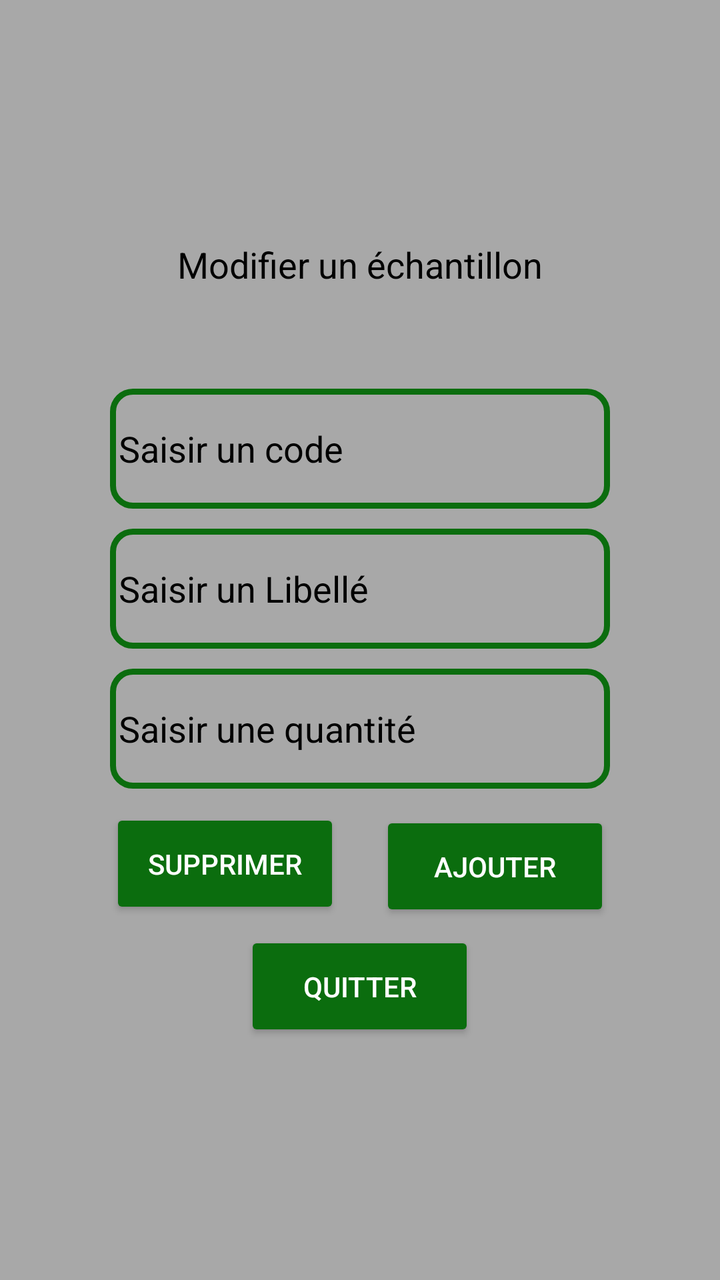
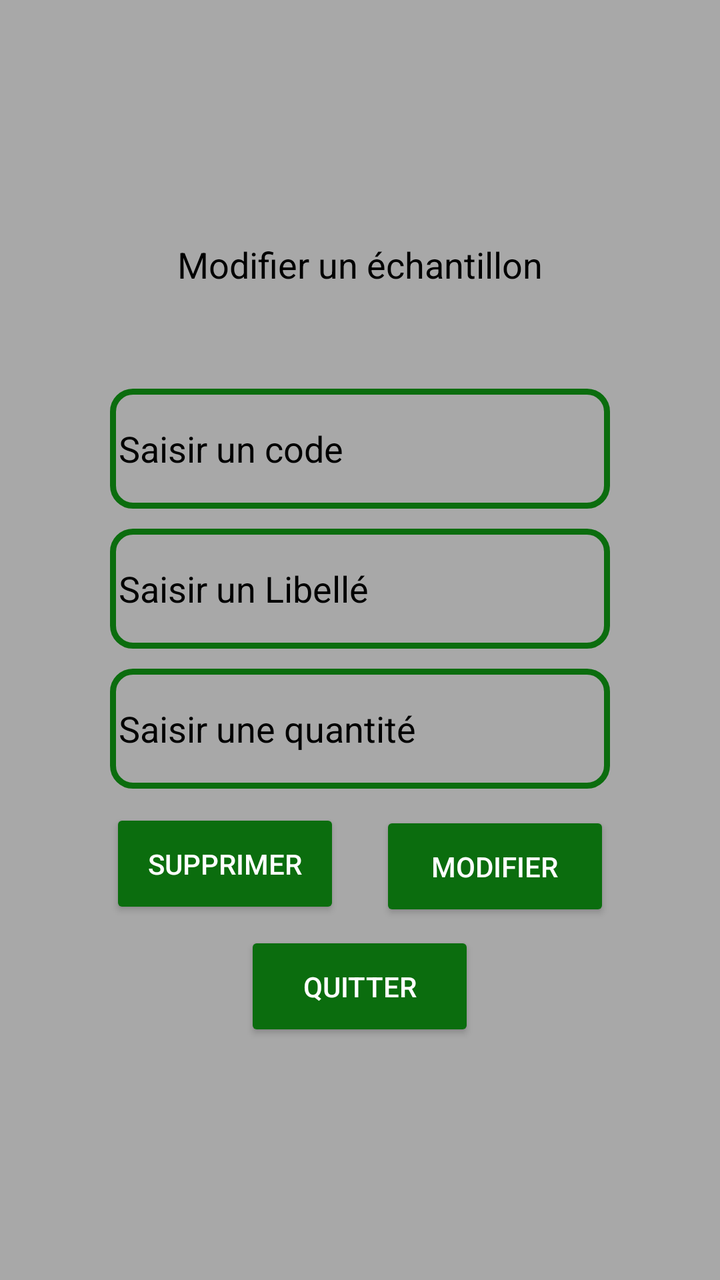

Compare the two renders of this Android layout. The source of the first and the diff that turns it into the second are given below.
<!-- AndroidManifest.xml: application theme Theme.AppCompat.Light.DarkActionBar -->
<!-- res/layout/maj_echantillon.xml -->
<?xml version="1.0" encoding="utf-8"?>
<androidx.constraintlayout.widget.ConstraintLayout xmlns:android="http://schemas.android.com/apk/res/android"
    xmlns:app="http://schemas.android.com/apk/res-auto"
    xmlns:tools="http://schemas.android.com/tools"
    android:id="@+id/main"
    android:layout_width="match_parent"
    android:layout_height="match_parent"
    tools:context=".MainActivity"
    android:background="@color/gray">

    <LinearLayout
        android:layout_width="250dp"
        android:layout_height="400dp"
        android:orientation="vertical"
        app:layout_constraintBottom_toBottomOf="parent"
        app:layout_constraintEnd_toEndOf="parent"
        app:layout_constraintHorizontal_bias="0.5"
        app:layout_constraintStart_toStartOf="parent"
        app:layout_constraintTop_toTopOf="parent"
        tools:ignore="MissingConstraints"
        >

        <TextView
            android:layout_width="wrap_content"
            android:layout_height="wrap_content"
            android:text="Modifier un échantillon"
            android:textColor="@color/black"
            android:textAlignment="center"
            android:layout_gravity="center"
            android:textSize="18dp"/>

        <EditText
            android:id="@+id/editTextCode"
            android:layout_width="wrap_content"
            android:layout_height="60dp"

            android:background="@drawable/contour"
            android:layout_marginTop="50dp"
            android:ems="15"
            android:inputType="text"
            android:hint=" Saisir un code"
            android:textColorHint="@color/black"/>

        <EditText
            android:id="@+id/editTextLibelle"
            android:layout_width="wrap_content"
            android:layout_height="60dp"

            android:background="@drawable/contour"
            android:layout_marginTop="10dp"
            android:ems="15"
            android:inputType="text"
            android:hint=" Saisir un Libellé"
            android:textColorHint="@color/black"/>

        <EditText
            android:id="@+id/editTextQuant"
            android:layout_width="wrap_content"
            android:layout_height="60dp"

            android:background="@drawable/contour"
            android:layout_marginTop="10dp"
            android:ems="15"
            android:inputType="text"
            android:hint=" Saisir une quantité"
            android:textColorHint="@color/black"/>

        <Button
            android:id="@+id/buttonSupprimer"
            android:layout_width="115dp"
            android:layout_height="55dp"
            android:layout_marginTop="10dp"
            android:layout_gravity="start"
            android:text="Supprimer"
            android:backgroundTint="@color/green"
            android:textColor="@color/white"/>

        <Button
            android:id="@+id/buttonAjout"
            android:layout_width="115dp"
            android:layout_height="55dp"
            android:layout_marginTop="-54dp"
            android:layout_gravity="end"
            android:text="Ajouter"
            android:backgroundTint="@color/green"
            android:textColor="@color/white"/>

        <Button
            android:id="@+id/buttonQuitter"
            android:layout_width="115dp"
            android:layout_height="55dp"
            android:layout_marginTop="5dp"
            android:layout_gravity="center"
            android:text="Quitter"
            android:backgroundTint="@color/green"
            android:textColor="@color/white"/>


    </LinearLayout>



</androidx.constraintlayout.widget.ConstraintLayout>
<!-- resources referenced by this layout -->
<resources>
  <color name="black">#FF000000</color>
  <color name="gray">#A8A8A8</color>
  <color name="green">#0B6D0E</color>
  <color name="white">#FFFFFFFF</color>
  <!-- drawable contour (drawable) -->
  <?xml version="1.0" encoding="utf-8"?>
  <shape xmlns:android="http://schemas.android.com/apk/res/android">
      <stroke android:color="@color/green" android:width="3dp"/>
      <corners android:radius="10dp"/>
  </shape>
</resources>

<!-- the commit's change to res/layout/maj_echantillon.xml (unified diff, before → after) -->
@@ -81,7 +81,7 @@
             android:layout_height="55dp"
             android:layout_marginTop="-54dp"
             android:layout_gravity="end"
-            android:text="Ajouter"
+            android:text="Modifier"
             android:backgroundTint="@color/green"
             android:textColor="@color/white"/>
 
